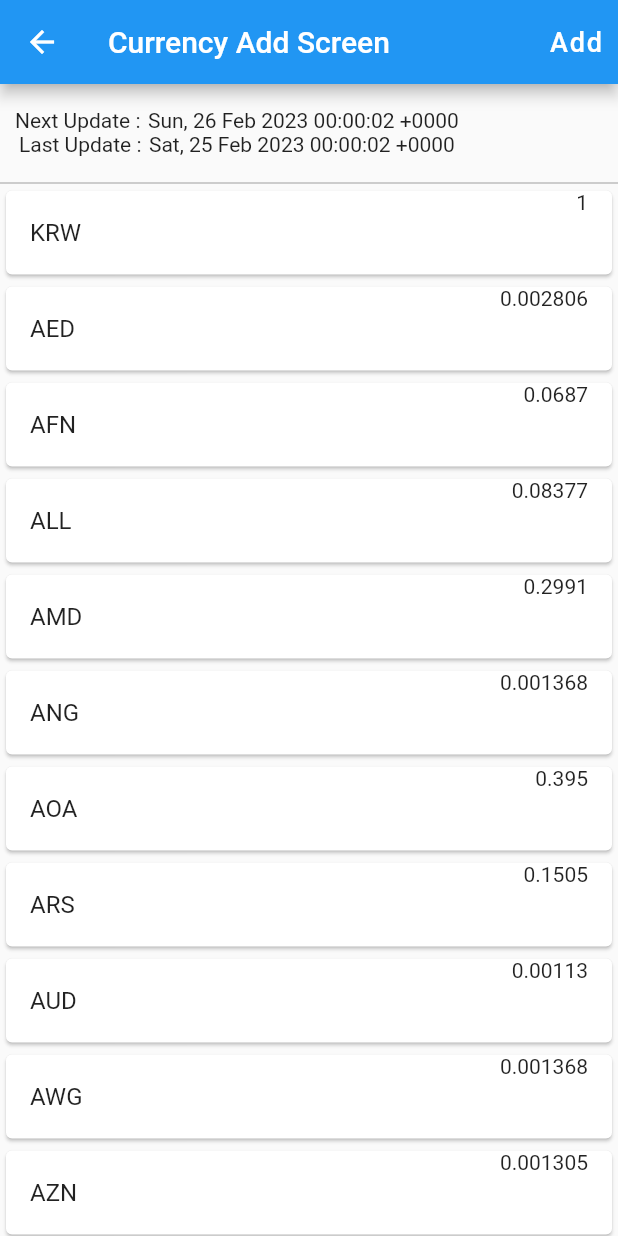
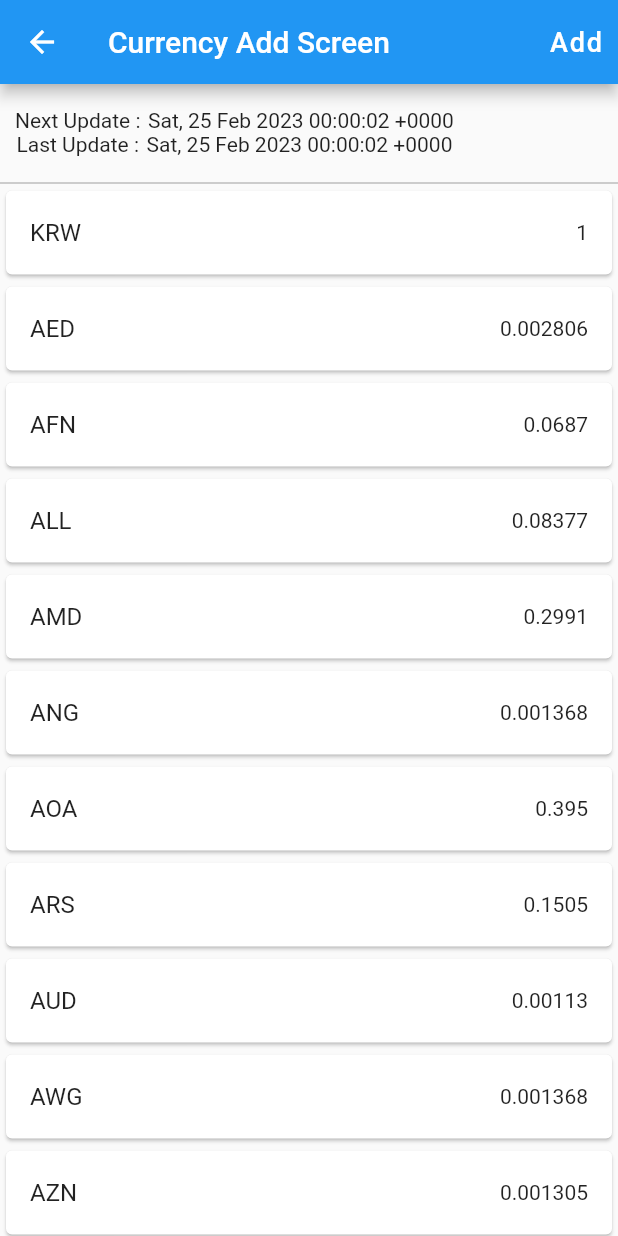
Before and after one commit to wyongjae/currency_info_app_practice, a Flutter app: the screen it shows after launch, after a tap on the "search" icon, on a phone screen of 412 x 824 dp. Run offline on Flutter 3.47's test engine with Material 2 defaults, Android fonts, the phone set to English and light mode, and no system bars.

Commit message:
1. Delete: FutureBuilder in CurrencyAddScreen class & get data using provider 2. Feat: get data using didChangeDependencies in currency_add_screen.dart

```diff
--- a/lib/presentation/currency_add_screen/currency_add_screen.dart
+++ b/lib/presentation/currency_add_screen/currency_add_screen.dart
@@ -11,9 +11,15 @@ class CurrencyAddScreen extends StatefulWidget {
 
 class _CurrencyAddScreenState extends State<CurrencyAddScreen> {
   @override
+  void didChangeDependencies() {
+    super.didChangeDependencies();
+    final addViewModel = context.watch<CurrencyAddViewModel>();
+    addViewModel.fetch();
+  }
+
+  @override
   Widget build(BuildContext context) {
     final addViewModel = context.watch<CurrencyAddViewModel>();
-    List<ExchangeRate> conversionRates = addViewModel.exchangeRate();
 
     return Scaffold(
       appBar: AppBar(
@@ -42,36 +48,24 @@ class _CurrencyAddScreenState extends State<CurrencyAddScreen> {
                 child: Row(
                   mainAxisAlignment: MainAxisAlignment.spaceBetween,
                   children: [
-                    FutureBuilder(
-                      future: addViewModel.fetch(),
-                      builder: (BuildContext context, snapshot) {
-                        if (!snapshot.hasData) {
-                          return const Center(
-                              child: CircularProgressIndicator());
-                        }
-
-                        final data = snapshot.data!;
-
-                        return Column(
+                    Column(
                       mainAxisAlignment: MainAxisAlignment.center,
                       children: [
                         Row(
                           children: [
                             const Text('Next Update :'),
                             const SizedBox(width: 5),
-                                Text(data.timeNextUpdateUtc),
+                            Text(addViewModel.timeLastUpdateUtc),
                           ],
                         ),
                         Row(
                           children: [
                             const Text('Last Update :'),
                             const SizedBox(width: 5),
-                                Text(data.timeLastUpdateUtc),
+                            Text(addViewModel.timeLastUpdateUtc),
                           ],
                         ),
                       ],
-                        );
-                      },
                     ),
                   ],
                 ),
@@ -84,9 +78,9 @@ class _CurrencyAddScreenState extends State<CurrencyAddScreen> {
           ),
           Expanded(
             child: ListView.builder(
-              itemCount: conversionRates.length,
+              itemCount: addViewModel.conversionRate.length,
               itemBuilder: (BuildContext context, int index) {
-                final conversionRate = conversionRates[index];
+                final conversionRate = addViewModel.conversionRate[index];
 
                 return GestureDetector(
                   onTap: () {
@@ -95,11 +89,7 @@ class _CurrencyAddScreenState extends State<CurrencyAddScreen> {
                   child: Card(
                     child: ListTile(
                       title: Text(conversionRate.nation),
-                      trailing: Column(
-                        children: [
-                          Text('${conversionRate.rate}'),
-                        ],
-                      ),
+                      trailing: Text('${conversionRate.rate}'),
                     ),
                   ),
                 );
--- a/lib/presentation/currency_add_screen/currency_add_view_model.dart
+++ b/lib/presentation/currency_add_screen/currency_add_view_model.dart
@@ -7,23 +7,27 @@ import 'package:flutter/material.dart';
 class ExchangeRate {
   String nation;
   num rate;
+  num currency;
 
-  ExchangeRate(this.nation, this.rate);
+  ExchangeRate(this.nation, this.rate, this.currency);
+}
+
+class CurrencyAddState {
+  Currency? currency;
+  final bool isLoading;
+
+  CurrencyAddState(this.currency, this.isLoading);
+
+  CurrencyAddState copyWith({Currency? currency, bool? isLoading}) {
+    return CurrencyAddState(
+      currency ??= this.currency,
+      isLoading ??= this.isLoading,
+    );
+  }
 }
 
 class CurrencyAddViewModel with ChangeNotifier {
   CurrencyRateRepository repository;
-
-  CurrencyAddViewModel(this.repository);
-
-  bool _isSelected = false;
-
-  bool get isSelected => _isSelected;
-
-  Future<Currency> fetch() async {
-    return await repository.getData();
-  }
-
   final conversionRateData = {
     "KRW": 1,
     "AED": 0.002806,
@@ -189,30 +193,36 @@ class CurrencyAddViewModel with ChangeNotifier {
     "ZWL": 0.6729
   };
 
-  List<ExchangeRate> values = [];
+  bool _isSelected = false;
 
-  List<ExchangeRate> calculate() {
-    values = conversionRateData.entries
-        .map((e) => ExchangeRate(e.key, e.value))
-        .toList();
-    return values;
+  bool get isSelected => _isSelected;
+
+  List<ExchangeRate> _data = [];
+
+  List<ExchangeRate> get conversionRate => UnmodifiableListView(_data);
+
+  final CurrencyAddState _state = CurrencyAddState(null, false);
+
+  CurrencyAddState get state => _state;
+
+  String get timeLastUpdateUtc => _state.currency?.timeLastUpdateUtc ?? '';
+
+  String get timeNextUpdateUtc => _state.currency?.timeNextUpdateUtc ?? '';
+
+  CurrencyAddViewModel(this.repository);
+
+  Future<void> fetch() async {
+    _state.currency = await repository.getData();
+    exchangeRate();
+    notifyListeners();
   }
 
-  void calculator() {
-    return conversionRateData.values.toList().forEach((element) {
-      element * 1000;
-    });
+  void exchangeRate() {
+    _data = conversionRateData.entries
+        .map((e) => ExchangeRate(e.key, e.value, e.value * 1000))
+        .toList();
+    notifyListeners();
   }
-
-  List<ExchangeRate> exchangeRate() {
-    return conversionRateData.entries
-        .map((e) => ExchangeRate(e.key, e.value))
-        .toList();
-  }
-
-  final List<ExchangeRate> _data = [];
-
-  List<ExchangeRate> get exchangeRateData => UnmodifiableListView(_data);
 
   void addData(ExchangeRate conversionRate) {
     _data.add(conversionRate);
--- a/lib/presentation/currency_screen/currency_screen.dart
+++ b/lib/presentation/currency_screen/currency_screen.dart
@@ -1,15 +1,11 @@
 import 'package:currency_info_app_prac/presentation/currency_add_screen/currency_add_screen.dart';
-import 'package:currency_info_app_prac/presentation/currency_add_screen/currency_add_view_model.dart';
 import 'package:flutter/material.dart';
-import 'package:provider/provider.dart';
 
 class CurrencyScreen extends StatelessWidget {
   const CurrencyScreen({Key? key}) : super(key: key);
 
   @override
   Widget build(BuildContext context) {
-    final addViewModel = context.watch<CurrencyAddViewModel>();
-
     return Scaffold(
       appBar: AppBar(
         title: const Text('Currency Screen'),
@@ -28,17 +24,13 @@ class CurrencyScreen extends StatelessWidget {
         ],
       ),
       body: ListView.builder(
-        itemCount: addViewModel.exchangeRateData.length,
+        itemCount: 1,
         itemBuilder: (BuildContext context, int index) {
-          final conversionData = addViewModel.exchangeRateData[index];
-
           return GestureDetector(
-            onTap: () {
-              addViewModel.removeData(conversionData);
-            },
-            child: ListTile(
-              title: Text(conversionData.nation),
-              trailing: Text('${conversionData.rate}'),
+            onTap: () {},
+            child: const ListTile(
+              title: Text('데이터 표시'),
+              trailing: Text('데이터 표시'),
             ),
           );
         },
```
Lines whose indentation alone changed are shown as unchanged.
